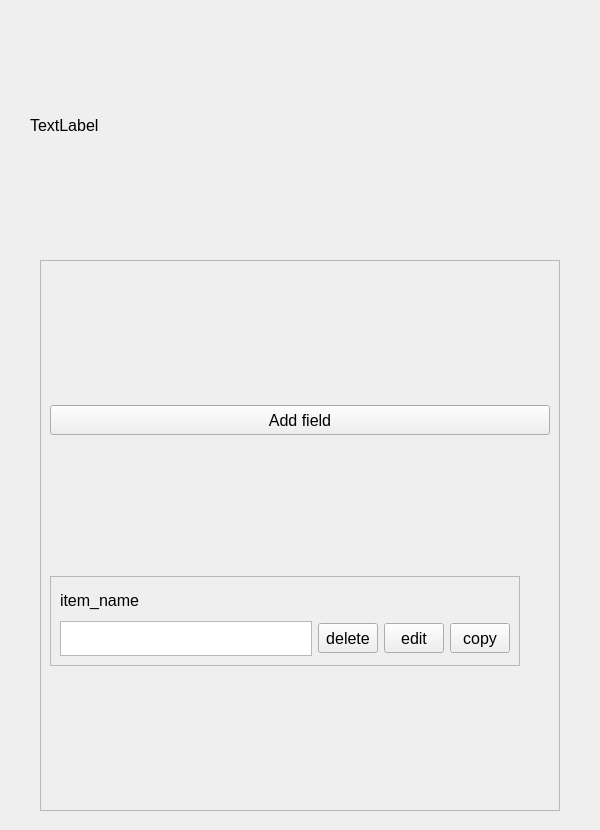
Qt form src/ui_files/basic.ui (rakshith111/CopyPasta) before a commit.
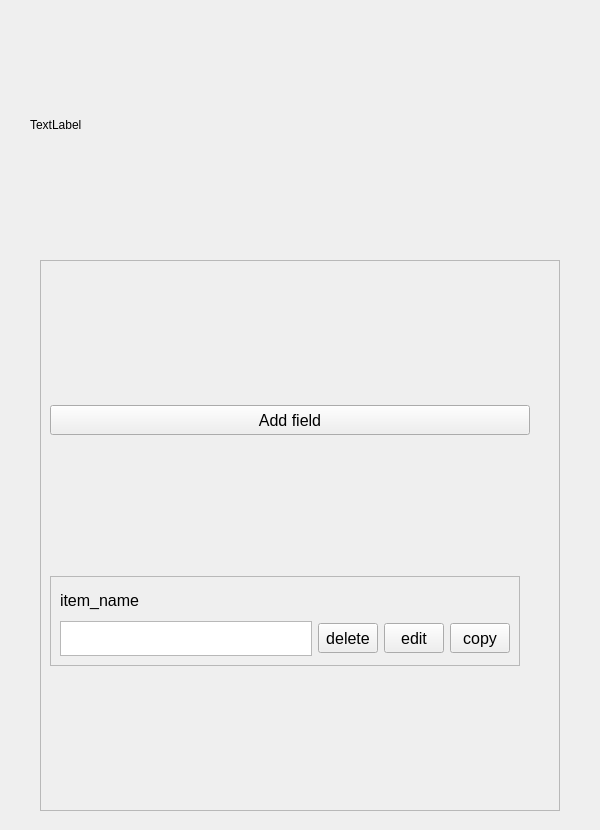
The same form after that commit.

Commit message: Update Ui Fix scroll issue

What changed in the file:
```diff
--- a/src/ui_files/basic.ui
+++ b/src/ui_files/basic.ui
@@ -22,11 +22,6 @@
     <height>830</height>
    </size>
   </property>
-  <property name="font">
-   <font>
-    <pointsize>12</pointsize>
-   </font>
-  </property>
   <property name="windowTitle">
    <string>CopyPasta</string>
   </property>
@@ -58,10 +53,7 @@
      </font>
     </property>
     <property name="widgetResizable">
-     <bool>false</bool>
-    </property>
-    <property name="alignment">
-     <set>Qt::AlignJustify|Qt::AlignVCenter</set>
+     <bool>true</bool>
     </property>
     <widget class="QWidget" name="scrollAreaWidgetContents">
      <property name="geometry">
@@ -75,21 +67,15 @@
      <layout class="QVBoxLayout" name="scrollable">
       <item>
        <widget class="QPushButton" name="add_field">
-        <property name="sizePolicy">
-         <sizepolicy hsizetype="Fixed" vsizetype="Fixed">
-          <horstretch>0</horstretch>
-          <verstretch>0</verstretch>
-         </sizepolicy>
-        </property>
         <property name="minimumSize">
          <size>
-          <width>500</width>
+          <width>480</width>
           <height>30</height>
          </size>
         </property>
         <property name="maximumSize">
          <size>
-          <width>500</width>
+          <width>480</width>
           <height>30</height>
          </size>
         </property>
```
The commit also changes 1 other file.
